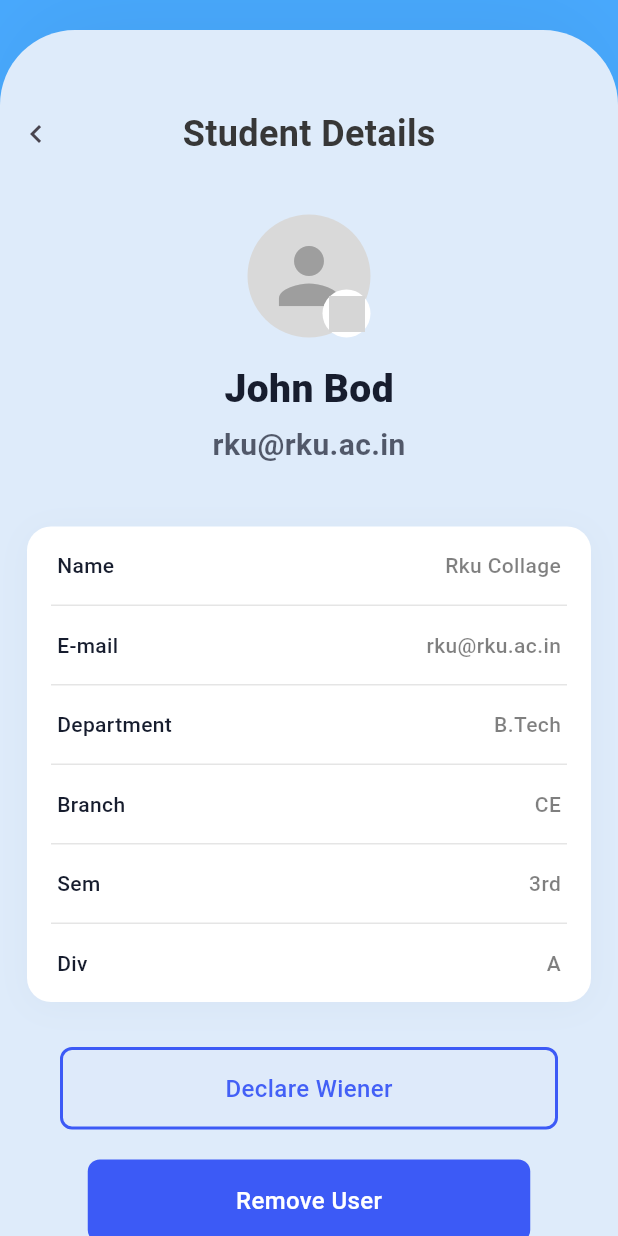
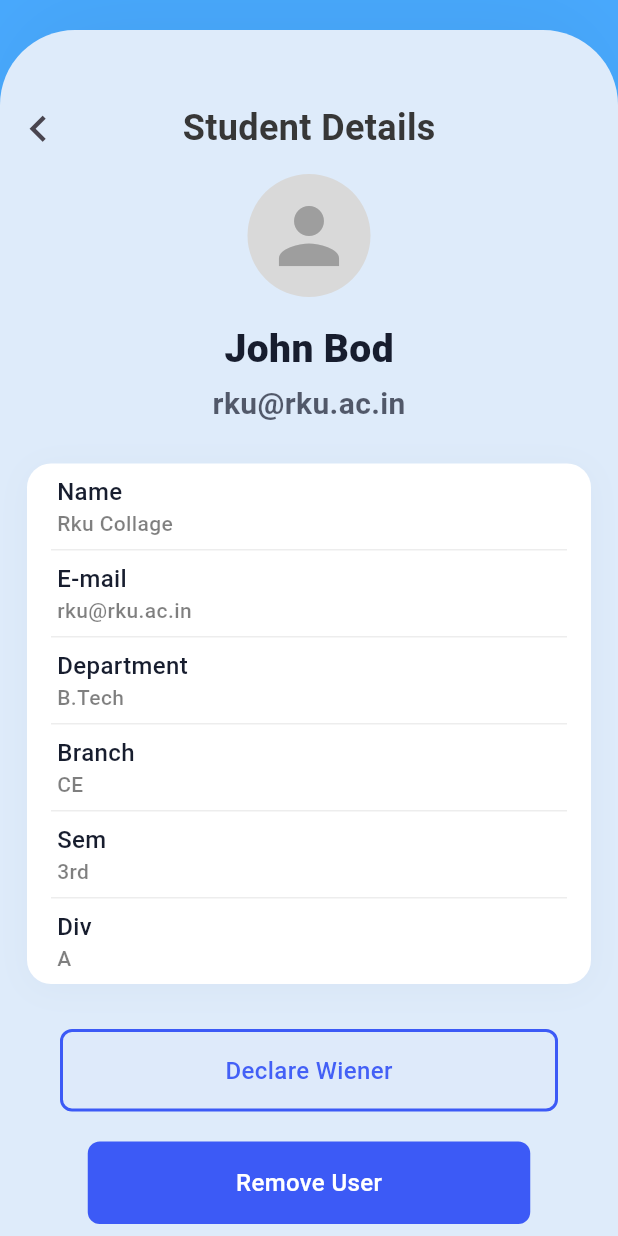
Before and after one commit to durgesh-kanzariya/TechnoPlanet_Demo_Pages, a Flutter app: the StudentDetails screen opened directly, on a phone screen of 412 x 824 dp. Run offline on Flutter 3.47's test engine with Material 3 defaults, Android fonts, the phone set to English and light mode, and no system bars; Roboto replaces fonts that are missing (Outfit); grey boxes are pictures that could not be loaded.

Commit message:
fixed some alignment and unneccesory codes

```diff
--- a/lib/student_details.dart
+++ b/lib/student_details.dart
@@ -33,7 +33,7 @@ class StudentDetails extends StatelessWidget {
                   child: Column(
                     children: [
                       Container(
-                        padding: const EdgeInsets.only(top: 45),
+                        padding: const EdgeInsets.only(top: 40),
                         child: Row(
                           mainAxisAlignment: MainAxisAlignment.center,
                           children: [
@@ -41,11 +41,13 @@ class StudentDetails extends StatelessWidget {
                             Positioned(
                               left: 0,
                               child: IconButton(
-                                icon: const Icon(Icons.chevron_left),
+                                icon: const Icon(
+                                  Icons.chevron_left_sharp,
+                                  size: 35.0,
+                                ),
                                 onPressed: () => Navigator.pop(context),
                               ),
                             ),
-
                             // Centered title text
                             const Expanded(
                               child: Center(
@@ -65,7 +67,7 @@ class StudentDetails extends StatelessWidget {
                             const Opacity(
                               opacity: 0,
                               child: IconButton(
-                                icon: Icon(Icons.chevron_left),
+                                icon: Icon(Icons.chevron_left, size: 35.0),
                                 onPressed: null,
                               ),
                             ),
@@ -99,35 +101,13 @@ class StudentDetails extends StatelessWidget {
 
   Widget _buildProfileSection() {
     return Padding(
-      padding: const EdgeInsets.only(top: 30),
+      padding: const EdgeInsets.only(top: 5.0),
       child: Column(
         children: [
-          Stack(
-            alignment: Alignment.bottomRight,
-            children: [
-              const CircleAvatar(
+          CircleAvatar(
             radius: 41,
             backgroundColor: Color(0xFFD9D9D9),
             child: Icon(Icons.person, size: 60, color: Colors.grey),
-              ),
-              Container(
-                padding: const EdgeInsets.all(4),
-                decoration: BoxDecoration(
-                  color: Colors.white,
-                  borderRadius: BorderRadius.circular(20),
-                ),
-                child: Container(
-                  width: 24,
-                  height: 24,
-                  decoration: const BoxDecoration(
-                    image: DecorationImage(
-                      image: NetworkImage("https://example.com/edit.png"),
-                      fit: BoxFit.cover,
-                    ),
-                  ),
-                ),
-              ),
-            ],
           ),
           const SizedBox(height: 16),
           const Text(
@@ -149,7 +129,7 @@ class StudentDetails extends StatelessWidget {
               fontWeight: FontWeight.bold,
             ),
           ),
-          const SizedBox(height: 20),
+          const SizedBox(height: 5),
         ],
       ),
     );
@@ -171,33 +151,38 @@ class StudentDetails extends StatelessWidget {
       ),
       child: Column(
         children: [
-          _buildDetailRow('Name', 'Rku Collage'),
+          _buildDetailColumn('Name', 'Rku Collage'),
           _buildDivider(),
-          _buildDetailRow('E-mail', 'rku@rku.ac.in'),
+          _buildDetailColumn('E-mail', 'rku@rku.ac.in'),
           _buildDivider(),
-          _buildDetailRow('Department', 'B.Tech'),
+          _buildDetailColumn('Department', 'B.Tech'),
           _buildDivider(),
-          _buildDetailRow('Branch', 'CE'),
+          _buildDetailColumn('Branch', 'CE'),
           _buildDivider(),
-          _buildDetailRow('Sem', '3rd'),
+          _buildDetailColumn('Sem', '3rd'),
           _buildDivider(),
-          _buildDetailRow('Div', 'A'),
+          _buildDetailColumn('Div', 'A'),
         ],
       ),
     );
   }
 
-  Widget _buildDetailRow(String title, String value) {
+  Widget _buildDetailColumn(String title, String value) {
     return Padding(
-      padding: const EdgeInsets.symmetric(horizontal: 20, vertical: 16),
+      padding: const EdgeInsets.symmetric(horizontal: 20, vertical: 7),
       child: Row(
-        mainAxisAlignment: MainAxisAlignment.spaceBetween,
+        mainAxisAlignment: MainAxisAlignment.start,
+        crossAxisAlignment: CrossAxisAlignment.start,
+        children: [
+          Column(
+            mainAxisAlignment: MainAxisAlignment.center,
+            crossAxisAlignment: CrossAxisAlignment.start,
             children: [
               Text(
                 title,
                 style: const TextStyle(
                   color: Color(0xFF171D2E),
-              fontSize: 14,
+                  fontSize: 16,
                   fontFamily: 'Outfit',
                   fontWeight: FontWeight.w500,
                 ),
@@ -213,6 +198,8 @@ class StudentDetails extends StatelessWidget {
               ),
             ],
           ),
+        ],
+      ),
     );
   }
 
@@ -220,7 +207,7 @@ class StudentDetails extends StatelessWidget {
     return Container(
       height: 1,
       margin: const EdgeInsets.symmetric(horizontal: 16),
-      color: Colors.black.withOpacity(0.1),
+      color: Colors.black.withOpacity(0.07),
     );
   }
 
```
Lines whose indentation alone changed are shown as unchanged.
